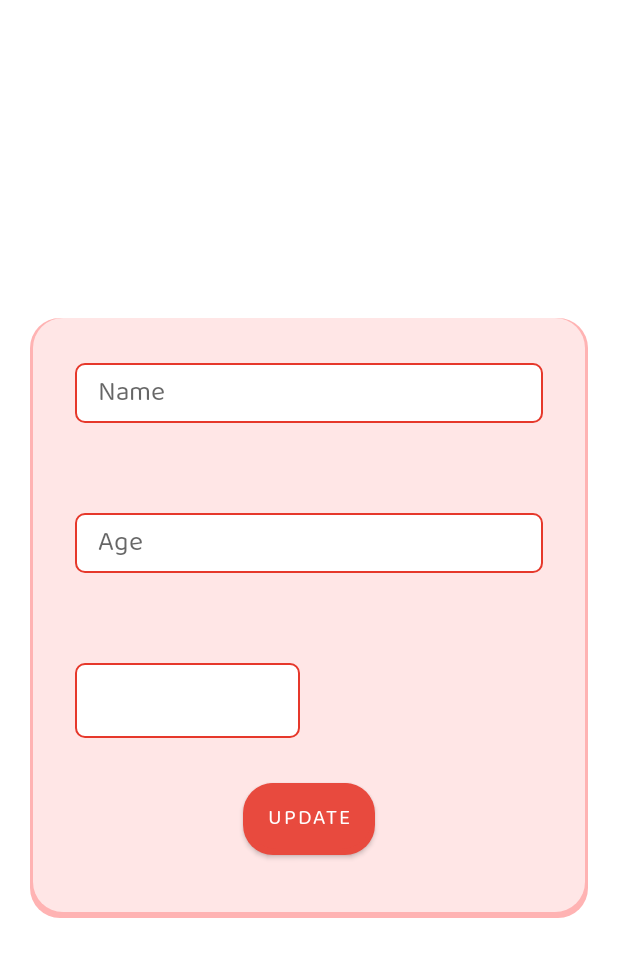
After one commit to SanajitBhunia/DonorHub, an Android app: the layout update_profile_donor.xml on its own in the app's theme, with its tools: preview values and no code run, on a phone screen of 412 x 824 dp. The commit adds this screen. Shown: the top 957 px of the screen. Run offline under Robolectric (Android 15) with nearby library versions, the phone set to English and light mode, and no system bars.

Commit message:
profile update with dialog box

```diff
--- a/app/src/main/res/layout/fragment_profile.xml
+++ b/app/src/main/res/layout/fragment_profile.xml
@@ -66,7 +66,8 @@
                 android:drawableLeft="@drawable/person"
                 android:drawablePadding="12dp"
                 android:hint="Name"
-                android:inputType="text" />
+                android:inputType="text"
+                android:focusable="false"/>
 
         </com.google.android.material.textfield.TextInputLayout>
 
@@ -83,6 +84,7 @@
                 android:drawableLeft="@drawable/ic_phone"
                 android:drawablePadding="12dp"
                 android:hint="Phone Number"
+                android:focusable="false"
                 android:inputType="number" />
 
         </com.google.android.material.textfield.TextInputLayout>
--- /dev/null
+++ b/app/src/main/res/layout/update_profile_donor.xml
@@ -0,0 +1,74 @@
+<?xml version="1.0" encoding="utf-8"?>
+<androidx.constraintlayout.widget.ConstraintLayout xmlns:android="http://schemas.android.com/apk/res/android"
+    xmlns:app="http://schemas.android.com/apk/res-auto"
+    xmlns:tools="http://schemas.android.com/tools"
+    android:layout_width="match_parent"
+    android:layout_height="match_parent">
+
+    <LinearLayout
+        android:id="@+id/llupdateprofile"
+        android:layout_width="0dp"
+        android:layout_height="400dp"
+        android:layout_margin="20dp"
+        android:layout_marginStart="20dp"
+        android:layout_marginEnd="20dp"
+        android:orientation="vertical"
+        app:layout_constraintBottom_toBottomOf="parent"
+        app:layout_constraintEnd_toEndOf="parent"
+        app:layout_constraintHorizontal_bias="0.0"
+        app:layout_constraintStart_toStartOf="parent"
+        app:layout_constraintTop_toTopOf="parent"
+        android:background="@drawable/bg_card">
+
+        <EditText
+            android:id="@+id/edtprofileupdate"
+            android:layout_width="match_parent"
+            android:layout_height="40dp"
+            android:layout_margin="30dp"
+            android:layout_marginStart="30dp"
+            android:layout_marginTop="100dp"
+            android:layout_marginEnd="30dp"
+            app:layout_constraintEnd_toEndOf="parent"
+            app:layout_constraintHorizontal_bias="1.0"
+            app:layout_constraintStart_toStartOf="parent"
+            app:layout_constraintTop_toTopOf="parent"
+            android:hint="Name"
+            android:background="@drawable/bg_text_color"
+            android:paddingStart="15dp"/>
+
+        <EditText
+            android:id="@+id/edt2updateprofile"
+            android:layout_width="match_parent"
+            android:layout_height="40dp"
+            android:layout_margin="30dp"
+            android:layout_marginStart="30dp"
+            android:layout_marginTop="20dp"
+            android:layout_marginEnd="30dp"
+            app:layout_constraintEnd_toEndOf="parent"
+            app:layout_constraintHorizontal_bias="1.0"
+            app:layout_constraintStart_toStartOf="parent"
+            app:layout_constraintTop_toTopOf="parent"
+            android:hint="Age"
+            android:paddingStart="15dp"
+            android:background="@drawable/bg_text_color"/>
+
+        <Spinner
+            android:id="@+id/spinprofile"
+            android:layout_width="150dp"
+            android:layout_height="50dp"
+            android:layout_margin="30dp"
+            android:background="@drawable/bg_text_color"
+            android:autofillHints="c"
+            />
+
+        <Button
+            android:id="@+id/btnupdateprofile"
+            android:layout_width="wrap_content"
+            android:layout_height="wrap_content"
+            android:layout_gravity="center"
+            android:text="Update"
+            android:background="@drawable/bg_card"/>
+    </LinearLayout>
+
+
+</androidx.constraintlayout.widget.ConstraintLayout>
```
Also changed, not shown: app/src/main/java/com/example/donorhub/ui/fragment/ProfileFragment.kt (+70 -11 lines).
